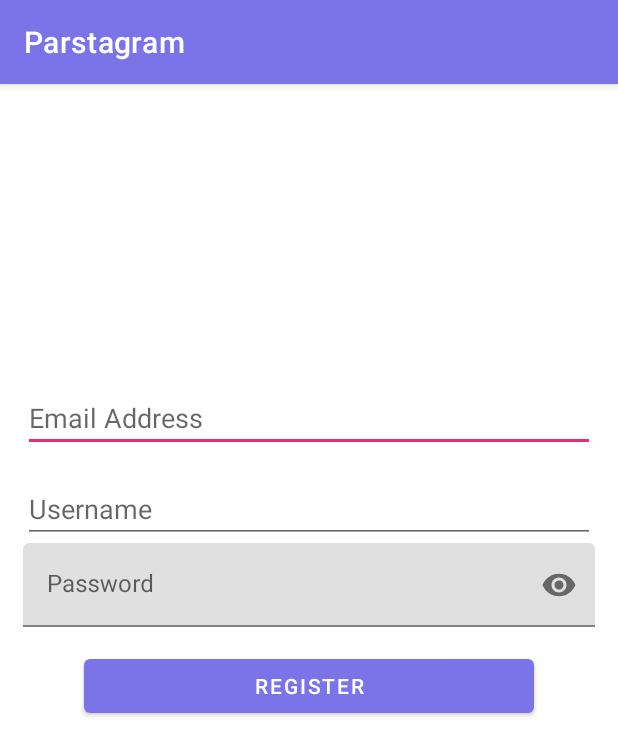
After one commit to synkling/Parstagram, an Android app: the RegisterActivity screen opened directly, with no data from a screen before it, on a phone screen of 412 x 824 dp. The commit adds this screen. Shown: the top 756 px of the screen. Run offline under Robolectric (Android 15) with nearby library versions, the phone set to English and light mode, and no system bars; libraries missing offline, so code that uses them is left out: com.parse.

Commit message:
Ability to register added.

```diff
--- a/app/src/main/AndroidManifest.xml
+++ b/app/src/main/AndroidManifest.xml
@@ -13,6 +13,7 @@
         android:roundIcon="@mipmap/ic_launcher_round"
         android:supportsRtl="true"
         android:theme="@style/Theme.Parstagram">
+        <activity android:name=".RegisterActivity"></activity>
 
         <provider
             android:name="androidx.core.content.FileProvider"
@@ -24,7 +25,7 @@
                 android:resource="@xml/fileprovider" />
         </provider>
 
-        <activity android:name=".MainActivity"></activity>
+        <activity android:name=".MainActivity" />
         <activity android:name=".LoginActivity">
             <intent-filter>
                 <action android:name="android.intent.action.MAIN" />
--- a/app/src/main/java/com/example/parstagram/LoginActivity.java
+++ b/app/src/main/java/com/example/parstagram/LoginActivity.java
@@ -50,8 +50,8 @@ public class LoginActivity extends AppCompatActivity {
         btnRegister.setOnClickListener(new View.OnClickListener() {
             @Override
             public void onClick(View view) {
-//                Intent intent = new Intent(LoginActivity.this, RegisterActivity.class);
-//                startActivity(intent);
+                Intent intent = new Intent(LoginActivity.this, RegisterActivity.class);
+                startActivity(intent);
             }
         });
     }
--- /dev/null
+++ b/app/src/main/java/com/example/parstagram/RegisterActivity.java
@@ -0,0 +1,86 @@
+package com.example.parstagram;
+
+import android.content.Intent;
+import android.os.Bundle;
+import android.util.Log;
+import android.view.View;
+import android.widget.Button;
+import android.widget.EditText;
+import android.widget.Toast;
+
+import androidx.appcompat.app.AppCompatActivity;
+
+import com.parse.LogInCallback;
+import com.parse.ParseException;
+import com.parse.ParseUser;
+import com.parse.SignUpCallback;
+
+
+public class RegisterActivity extends AppCompatActivity {
+    public static final String TAG = "RegisterActivity";
+
+    EditText etUsername;
+    EditText etEmail;
+    EditText etPassword;
+    Button btnRegister;
+
+    // Create the ParseUser
+    ParseUser user = new ParseUser();
+
+    @Override
+    protected void onCreate(Bundle savedInstanceState) {
+        super.onCreate(savedInstanceState);
+        setContentView(R.layout.activity_register);
+
+        etUsername = findViewById(R.id.etUsername);
+        etEmail = findViewById(R.id.etEmail);
+        etPassword = findViewById(R.id.etPassword);
+
+        btnRegister = findViewById(R.id.btnRegister);
+
+        btnRegister.setOnClickListener(new View.OnClickListener() {
+            @Override
+            public void onClick(View view) {
+                String username = etUsername.getText().toString();
+                String password = etPassword.getText().toString();
+                String email = etEmail.getText().toString();
+
+                if(username.isEmpty() || password.isEmpty() || email.isEmpty() )
+                {
+                    Toast.makeText(RegisterActivity.this, "No fields can be empty.", Toast.LENGTH_LONG).show();
+                    return;
+                }
+                signUpUser(username, password, email);
+                goLoginActivity();
+            }
+        });
+    }
+
+    private void signUpUser(String username, String password, String email) {
+        ParseUser user = new ParseUser();
+
+        user.setUsername(username);
+        user.setEmail(email);
+        user.setPassword(password);
+        user.put("user", username);
+
+        user.signUpInBackground(new SignUpCallback() {
+            @Override
+            public void done(ParseException e) {
+                if(e != null) {
+                    Log.e(TAG, "Error Signing Up", e);
+                    return;
+                }
+                else
+                    Toast.makeText(RegisterActivity.this, "Sign-up Successful!", Toast.LENGTH_LONG).show();
+                goLoginActivity();
+            }
+        });
+    }
+
+    private void goLoginActivity() {
+        Intent intent = new Intent(this, LoginActivity.class);
+        startActivity(intent);
+        finish();
+    }
+}
--- a/app/src/main/res/layout/activity_main.xml
+++ b/app/src/main/res/layout/activity_main.xml
@@ -27,7 +27,7 @@
         android:layout_marginRight="20dp"
         android:layout_marginBottom="25dp"
         android:ems="10"
-        android:hint="@string/captionHint"
+        android:text="@string/captionHint"
         android:inputType="text" />
 
     <Button
--- /dev/null
+++ b/app/src/main/res/layout/activity_register.xml
@@ -0,0 +1,72 @@
+<?xml version="1.0" encoding="utf-8"?>
+<RelativeLayout xmlns:android="http://schemas.android.com/apk/res/android"
+    xmlns:app="http://schemas.android.com/apk/res-auto"
+    xmlns:tools="http://schemas.android.com/tools"
+    android:orientation="vertical"
+    android:layout_width="match_parent"
+    android:layout_height="match_parent">
+
+    <ImageView
+        android:id="@+id/ivParstagramLogo"
+        android:layout_width="wrap_content"
+        android:layout_height="wrap_content"
+        android:layout_centerHorizontal="true"
+        android:layout_marginTop="150dp"
+        android:layout_marginBottom="50dp"
+        tools:srcCompat="@drawable/nav_logo_whiteout" />
+
+    <EditText
+        android:id="@+id/etEmail"
+        android:layout_width="match_parent"
+        android:layout_height="wrap_content"
+        android:layout_below="@id/ivParstagramLogo"
+        android:layout_alignParentTop="false"
+        android:layout_marginLeft="15dp"
+        android:layout_marginRight="15dp"
+        android:layout_marginBottom="15dp"
+        android:ems="10"
+        android:hint="@string/email_hint"
+        android:inputType="textEmailAddress" />
+
+    <EditText
+        android:id="@+id/etUsername"
+        android:layout_width="match_parent"
+        android:layout_height="wrap_content"
+        android:layout_alignParentTop="false"
+        android:layout_marginLeft="15dp"
+        android:layout_marginRight="15dp"
+        android:layout_below="@id/etEmail"
+        android:ems="10"
+        android:hint="@string/username_hint"
+        android:inputType="textPersonName" />
+
+    <com.google.android.material.textfield.TextInputLayout
+        android:id="@+id/tilPassword"
+        android:layout_width="match_parent"
+        android:layout_height="wrap_content"
+        android:layout_below="@id/etUsername"
+        app:passwordToggleEnabled="true">
+
+        <com.google.android.material.textfield.TextInputEditText
+            android:id="@+id/etPassword"
+            android:layout_width="match_parent"
+            android:layout_height="wrap_content"
+            android:layout_marginLeft="15dp"
+            android:layout_marginRight="15dp"
+            android:ems="10"
+            android:hint="@string/password_hint"
+            android:inputType="textPassword" />
+
+    </com.google.android.material.textfield.TextInputLayout>
+
+    <Button
+        android:id="@+id/btnRegister"
+        android:layout_width="300dp"
+        android:layout_height="wrap_content"
+        android:layout_below="@id/tilPassword"
+        android:layout_centerHorizontal="true"
+        android:layout_marginTop="15dp"
+        android:text="@string/register_hint"
+        android:textColor="@color/white"/>
+
+</RelativeLayout>
```
